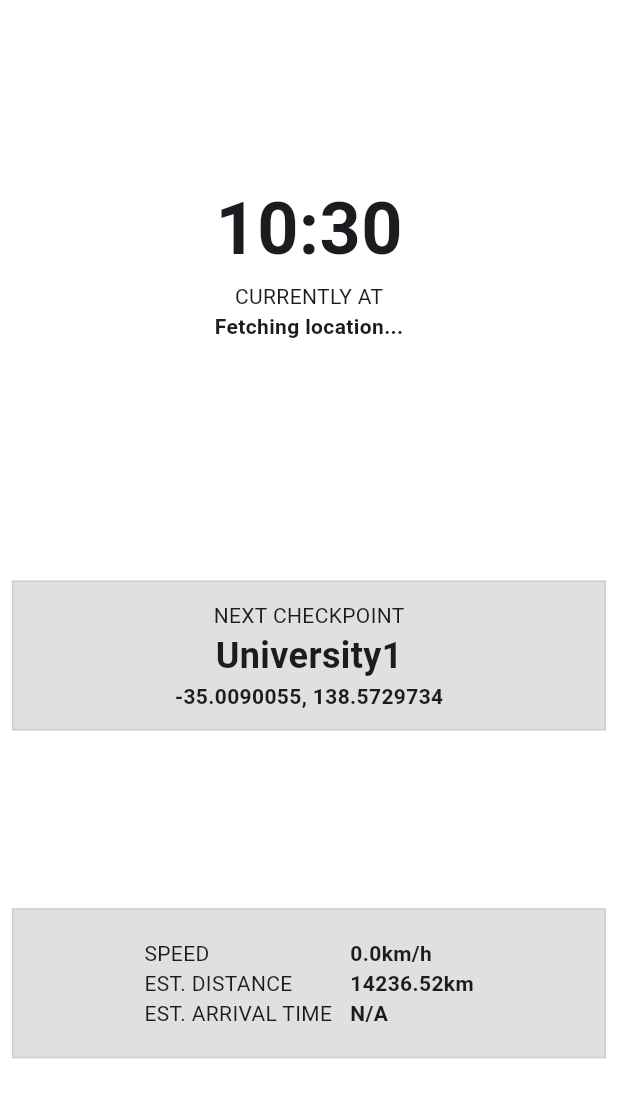
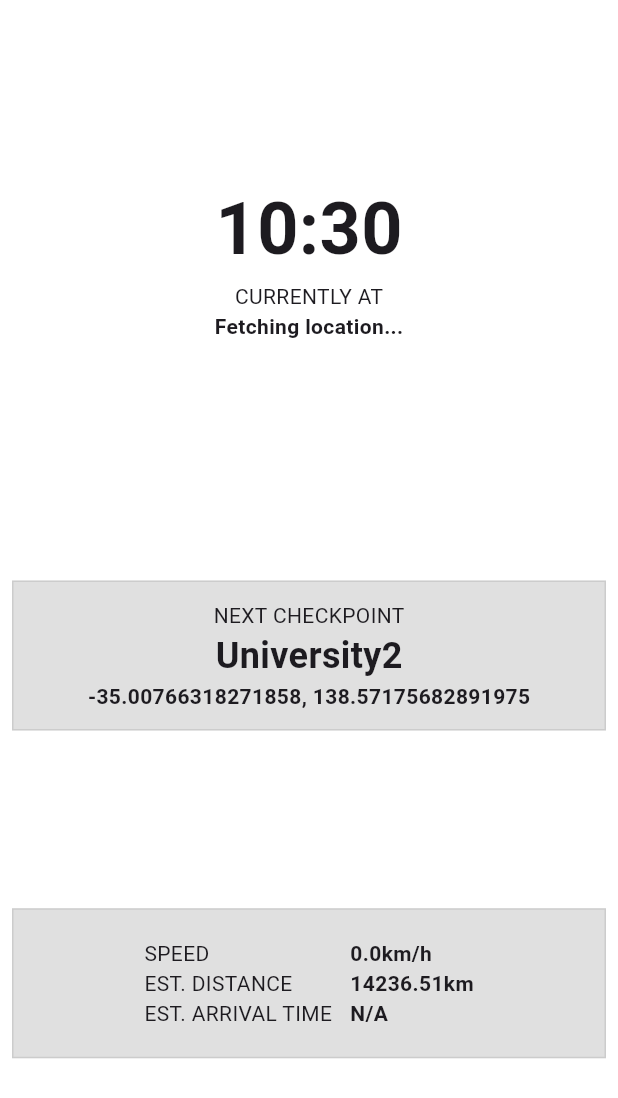
Before and after one commit to rotenaple/GPS-Path-Tracker, a Flutter app: the screen it shows after launch, on a phone screen of 412 x 824 dp. Shown: the top 1098 px of the screen. Run offline on Flutter 3.47's test engine with Material 3 defaults, Android fonts, the phone set to English and light mode, and no system bars; our stand-ins replace geolocator, latlong2, permission_handler.

Commit message:
Update main.dart

```diff
--- a/lib/main.dart
+++ b/lib/main.dart
@@ -16,9 +16,10 @@ class _MyAppState extends State<MyApp> {
   double _linearDistance = 0.0;
   String _linearDistanceDisplay = "";
   List<List<dynamic>> nameLatLngSet = [
-    ['University0', -35.0071618, 138.5727096],
-    ['University1', -35.0090055, 138.5729734],
-    ['University2', -35.0082896, 138.5688693],
+    ['Origin', -35.00818629443404, 138.57246491215653],
+    ['University1', -35.00777235413541, 138.57255099286377],
+    ['University2', -35.00766318271858, 138.57175682891975],
+    ['University3', -35.00802708687477, 138.57163742664840]
   ];
 
   int _targetIndex = 1;
@@ -28,7 +29,7 @@ class _MyAppState extends State<MyApp> {
   String _targetName = "";
 
 
-  void initializeTarget() {
+  void getTargetLatlong() {
     _lastPoint = LatLng(nameLatLngSet[_targetIndex-1][1], nameLatLngSet[_targetIndex-1][2]);
     _targetPoint = LatLng(nameLatLngSet[_targetIndex][1], nameLatLngSet[_targetIndex][2]);
     print("target name");
@@ -44,7 +45,7 @@ class _MyAppState extends State<MyApp> {
   void initState() {
     super.initState();
     _initLocationStream();
-    initializeTarget();
+    getTargetLatlong();
   }
 
   void _initLocationStream() {
@@ -65,9 +66,12 @@ class _MyAppState extends State<MyApp> {
     _linearDistance = distance(_locationService.currentCentre, _targetPoint);
     // Calculate distance to next checkpoint
 
-    if (distance(_lastPoint,_targetPoint)
-        <distance(_lastPoint,_locationService.currentCentre))
-      {_targetIndex++;}
+    if (_targetIndex < nameLatLngSet.length - 1 &&
+        distance(_lastPoint,_targetPoint) < distance(_lastPoint,_locationService.currentCentre)) {
+        _targetIndex++;
+        getTargetLatlong();
+    }
+
 
     if (_linearDistance >= 1000) {
       _linearDistanceDisplay = (_linearDistance / 1000).toStringAsFixed(2);
```
